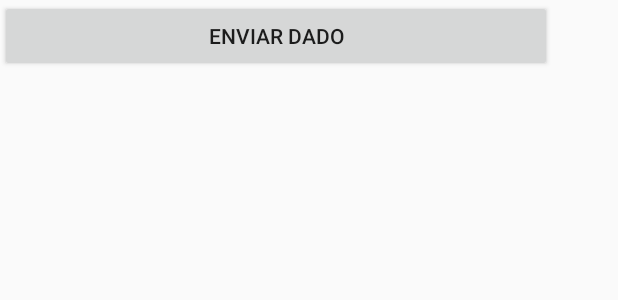
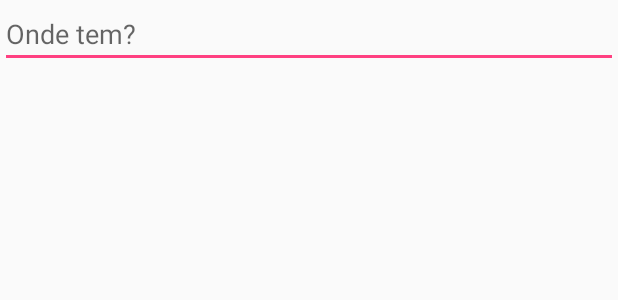
Before and after one commit to ibruno-om/OndeTem, an Android app: the layout activity_home.xml on its own in the app's theme, with its tools: preview values and no code run, on a phone screen of 412 x 824 dp. Shown: the top 300 px of the screen. Run offline under Robolectric (Android 15) with nearby library versions, the phone set to English and light mode, and no system bars.

Commit message:
Adição de entitdade para pergunta e listagem na home

```diff
--- a/app/src/main/AndroidManifest.xml
+++ b/app/src/main/AndroidManifest.xml
@@ -10,14 +10,14 @@
         android:supportsRtl="true"
         android:theme="@style/AppTheme">
         <activity android:name=".Home">
-        </activity>
-        <activity android:name=".RegisterActivity">
             <intent-filter>
                 <action android:name="android.intent.action.MAIN" />
 
                 <category android:name="android.intent.category.LAUNCHER" />
             </intent-filter>
         </activity>
+        <activity android:name=".RegisterActivity">
+        </activity>
     </application>
 
 </manifest>
--- a/app/src/main/res/layout/activity_home.xml
+++ b/app/src/main/res/layout/activity_home.xml
@@ -6,11 +6,27 @@
     android:layout_height="match_parent"
     tools:context="br.ufg.inf.dsdm.ondetem.Home">
 
-    <Button
-        android:id="@+id/sendData"
-        android:layout_width="368dp"
+    <LinearLayout
+        android:id="@+id/linearQuestion"
+        android:layout_width="wrap_content"
         android:layout_height="wrap_content"
-        android:text="Enviar Dado"
+        android:orientation="vertical"
         tools:layout_editor_absoluteX="8dp"
-        tools:layout_editor_absoluteY="16dp" />
+        tools:layout_editor_absoluteY="8dp">
+
+        <AutoCompleteTextView
+            android:id="@+id/autoCompleteTextView"
+            android:layout_width="match_parent"
+            android:layout_height="match_parent"
+            android:hint="Onde tem?" />
+
+        <ListView
+            android:id="@+id/questionList"
+            android:layout_width="match_parent"
+            android:layout_height="match_parent"
+            tools:layout_editor_absoluteX="0dp"
+            tools:layout_editor_absoluteY="16dp" />
+
+
+    </LinearLayout>
 </android.support.constraint.ConstraintLayout>
```
Also changed, not shown: app/src/main/java/br/ufg/inf/dsdm/ondetem/Home.java (+90 -4 lines), app/src/main/java/br/ufg/inf/dsdm/ondetem/model/Pergunta.java (added, +49 -0 lines).
